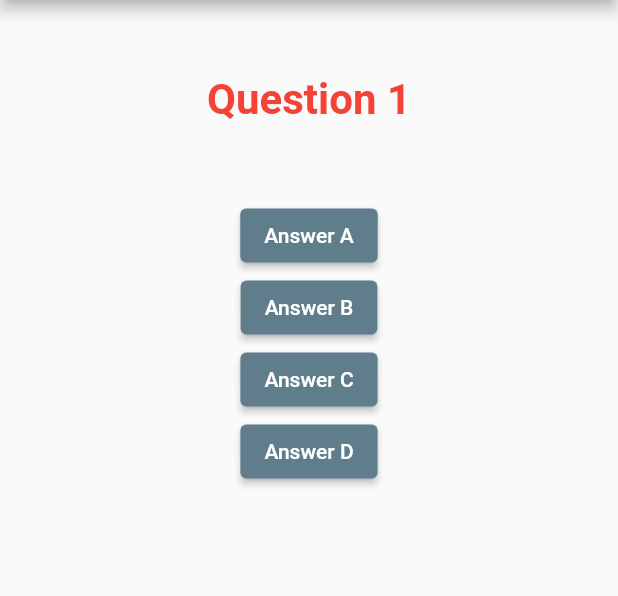
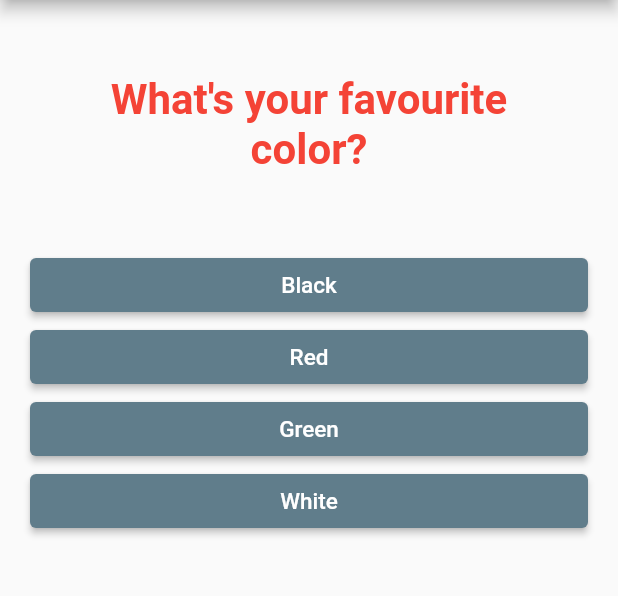
Before and after one commit to PetarCRO/Flutter-Course-01-Quizz-App, a Flutter app: the screen it shows after launch, on a phone screen of 412 x 824 dp, the part 84-680 px from its top. Run offline on Flutter 3.47's test engine with Material 2 defaults, Android fonts, the phone set to English and light mode, and no system bars.

Commit message:
added new questions and answers as objects

```diff
--- /dev/null
+++ b/lib/answer.dart
@@ -0,0 +1,25 @@
+import 'package:flutter/material.dart';
+
+class Answer extends StatelessWidget {
+  final VoidCallback selectHandler;
+  final String buttonText;
+  Answer(this.selectHandler, this.buttonText);
+
+  @override
+  Widget build(BuildContext context) {
+    return Container(
+      width: double.infinity,
+      margin: EdgeInsets.fromLTRB(20, 0, 20, 0),
+      child: ElevatedButton(
+        onPressed: selectHandler,
+        child: Text(
+          buttonText,
+          style: TextStyle(color: Colors.white, fontSize: 15),
+        ),
+        style: ElevatedButton.styleFrom(
+          backgroundColor: Colors.blueGrey,
+        ),
+      ),
+    );
+  }
+}
--- a/lib/main.dart
+++ b/lib/main.dart
@@ -1,5 +1,6 @@
 import 'package:flutter/material.dart';
 import 'question.dart';
+import 'answer.dart';
 
 void main() => runApp(QuizzApp());
 
@@ -9,7 +10,24 @@ class QuizzApp extends StatefulWidget {
 }
 
 class _QuizzAppState extends State<QuizzApp> {
-  var _questions = ['Question 1', 'Question 2', 'Question 3', 'Question 4'];
+  var _questions = [
+    {
+      'questionText': "What's your favourite color?",
+      'answers': ['Black', 'Red', 'Green', 'White'],
+    },
+    {
+      'questionText': "What's your favourite food?",
+      'answers': ['Biscuits', 'Tomatoes', 'Pasta', 'Hamburger'],
+    },
+    {
+      'questionText': "What's your favourite car?",
+      'answers': ['BMW', 'Renault', 'Toyota', 'Mercedes'],
+    },
+    {
+      'questionText': "What's your favourite phone?",
+      'answers': ['Oppo', 'Huawei', 'iPhone', 'Samsung'],
+    },
+  ];
   int _questionIndex = 0;
 
   void _answerQuestion() {
@@ -32,35 +50,14 @@ class _QuizzAppState extends State<QuizzApp> {
           backgroundColor: Colors.blueGrey,
         ),
         body: Column(children: [
-          Question(_questions[_questionIndex]),
-          ElevatedButton(
-            onPressed: _answerQuestion,
-            child: Text('Answer A'),
-            style: ElevatedButton.styleFrom(
-              backgroundColor: Colors.blueGrey,
-            ),
+          Question(
+            (_questions[_questionIndex]['questionText'] as String),
           ),
-          ElevatedButton(
-            onPressed: _answerQuestion,
-            child: Text('Answer B'),
-            style: ElevatedButton.styleFrom(
-              backgroundColor: Colors.blueGrey,
-            ),
-          ),
-          ElevatedButton(
-            onPressed: _answerQuestion,
-            child: Text('Answer C'),
-            style: ElevatedButton.styleFrom(
-              backgroundColor: Colors.blueGrey,
-            ),
-          ),
-          ElevatedButton(
-            onPressed: _answerQuestion,
-            child: Text('Answer D'),
-            style: ElevatedButton.styleFrom(
-              backgroundColor: Colors.blueGrey,
-            ),
-          ),
+          ...(_questions[_questionIndex]['answers'] as List<String>).map(
+            (answer) {
+              return Answer(_answerQuestion, answer);
+            },
+          ).toList()
         ]),
       ),
     );
```
